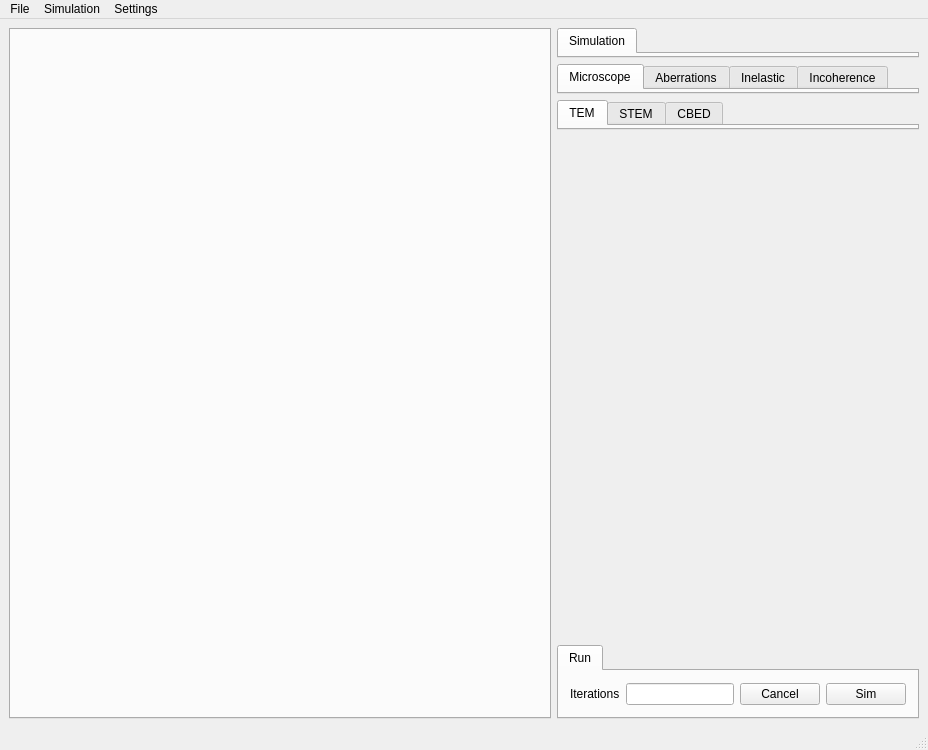
This is src/gui/mainwindow.ui in JJPPeters/clTEM as Qt 5 draws it before an edit. The edited form follows.
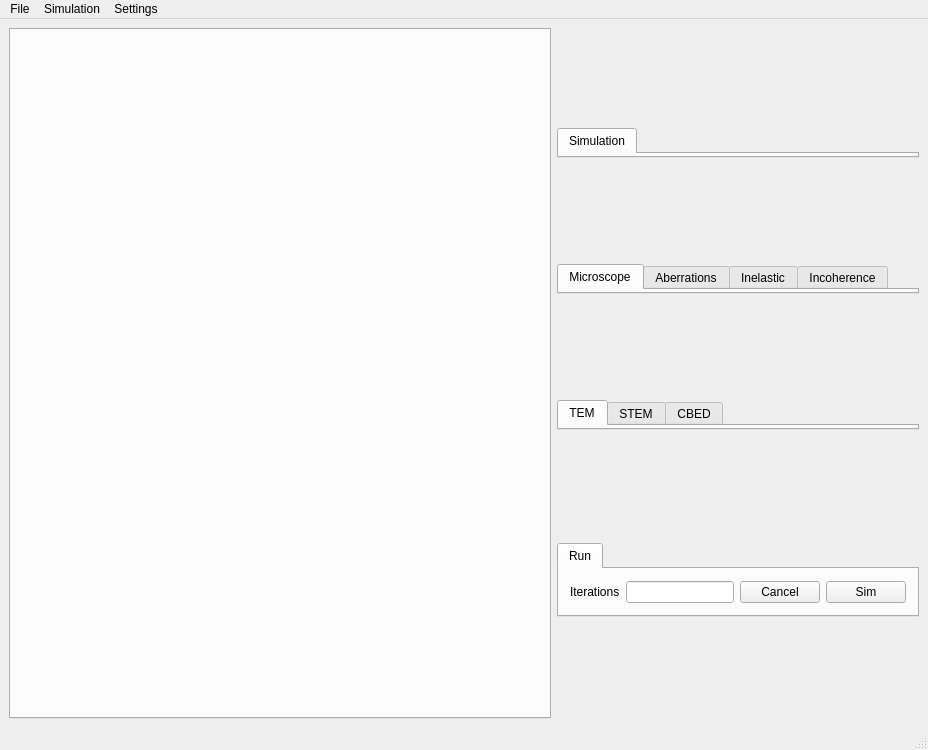
This is the edited form. Custom widgets are drawn as their Qt base class.

What changed in the file:
```diff
--- a/src/gui/mainwindow.ui
+++ b/src/gui/mainwindow.ui
@@ -176,12 +176,6 @@
             <property name="orientation">
              <enum>Qt::Vertical</enum>
             </property>
-            <property name="sizeHint" stdset="0">
-             <size>
-              <width>20</width>
-              <height>40</height>
-             </size>
-            </property>
            </spacer>
           </item>
           <item>
@@ -463,17 +457,17 @@
  </widget>
  <layoutdefault spacing="6" margin="11"/>
  <customwidgets>
-  <customwidget>
-   <class>EditUnitsBox</class>
-   <extends>QLineEdit</extends>
-   <header>controls/editunitsbox.h</header>
-  </customwidget>
   <customwidget>
    <class>tabPanel</class>
    <extends>QTabWidget</extends>
    <header>controls/tabpanel.h</header>
    <container>1</container>
   </customwidget>
+  <customwidget>
+   <class>EditUnitsBox</class>
+   <extends>QLineEdit</extends>
+   <header>controls/editunitsbox.h</header>
+  </customwidget>
   <customwidget>
    <class>SimulationFrame</class>
    <extends>QWidget</extends>
```
